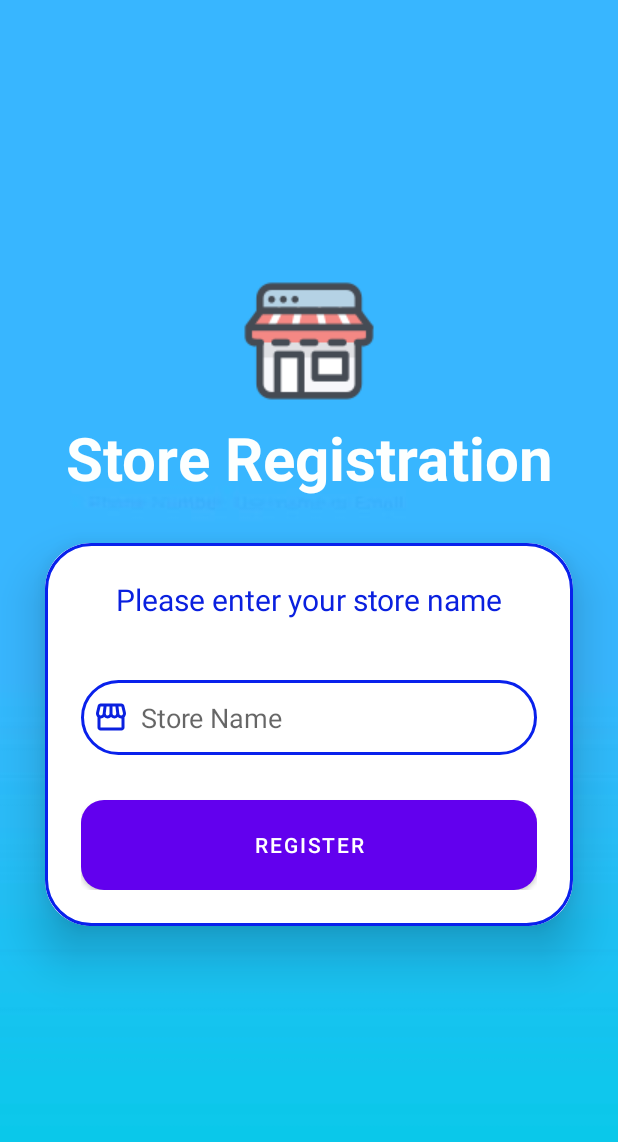
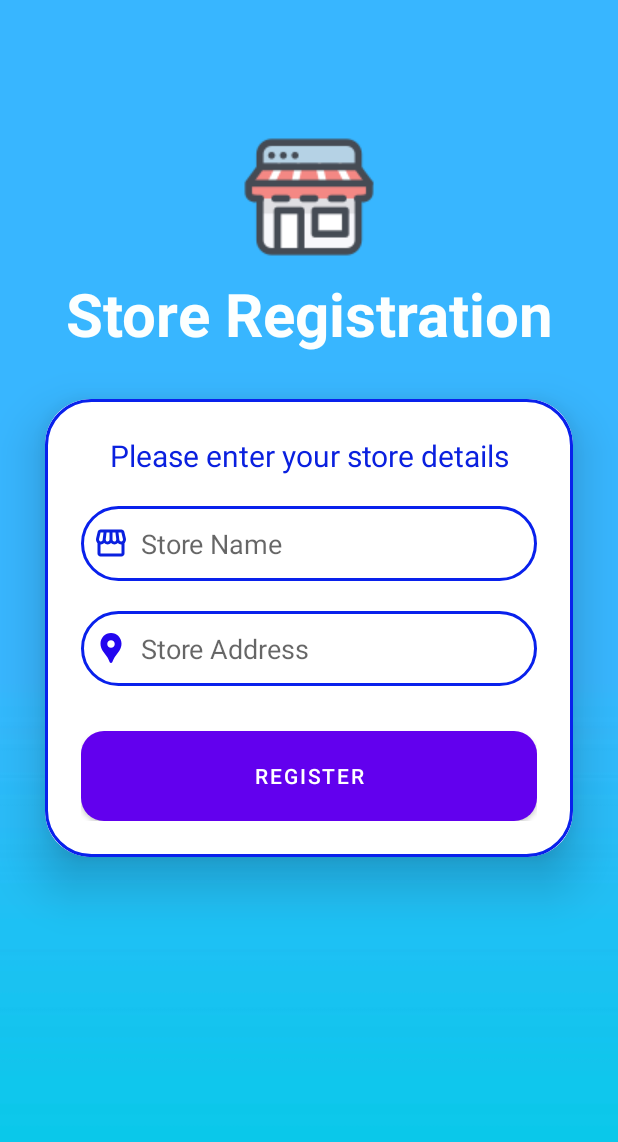
Before and after one commit to Fr4nzy/SariStorePOS, an Android app: the StoreRegistrationPage screen opened directly, with no data from a screen before it, on a phone screen of 412 x 824 dp. Shown: the top 1142 px of the screen. Run offline under Robolectric (Android 15) with nearby library versions, the phone set to English and light mode, and no system bars; our stand-ins replace Firebase (no records; nobody signed in at launch, a user with empty details on screens opened directly); Roboto replaces fonts that are not available here.

Commit message:
[SSP-1][UI] Store Finder Page Revisions

```diff
--- /dev/null
+++ b/app/src/main/res/drawable/baseline_location_pin_24.xml
@@ -0,0 +1,5 @@
+<vector android:height="24dp" android:tint="#2306EF"
+    android:viewportHeight="24" android:viewportWidth="24"
+    android:width="24dp" xmlns:android="http://schemas.android.com/apk/res/android">
+    <path android:fillColor="@android:color/white" android:pathData="M12,2L12,2C8.13,2 5,5.13 5,9c0,1.74 0.5,3.37 1.41,4.84c0.95,1.54 2.2,2.86 3.16,4.4c0.47,0.75 0.81,1.45 1.17,2.26C11,21.05 11.21,22 12,22h0c0.79,0 1,-0.95 1.25,-1.5c0.37,-0.81 0.7,-1.51 1.17,-2.26c0.96,-1.53 2.21,-2.85 3.16,-4.4C18.5,12.37 19,10.74 19,9C19,5.13 15.87,2 12,2zM12,11.75c-1.38,0 -2.5,-1.12 -2.5,-2.5s1.12,-2.5 2.5,-2.5s2.5,1.12 2.5,2.5S13.38,11.75 12,11.75z"/>
+</vector>
--- a/app/src/main/res/layout/store_registration_page.xml
+++ b/app/src/main/res/layout/store_registration_page.xml
@@ -6,7 +6,7 @@
     android:layout_width="match_parent"
     android:layout_height="match_parent"
     android:orientation="vertical"
-    android:gravity="center"
+    android:paddingTop="80dp"
     android:background="@drawable/loginbg"
     tools:context="com.projectfkklp.saristorepos.activities.user_login.UserLoginPage">
 
@@ -55,7 +55,7 @@
             <TextView
                 android:layout_width="match_parent"
                 android:layout_height="wrap_content"
-                android:text="Please enter your store name"
+                android:text="Please enter your store details"
                 android:textAlignment="center"
                 android:textColor="#0A20DF"
                 android:textSize="20sp"
@@ -64,12 +64,25 @@
             <EditText
                 android:layout_width="match_parent"
                 android:layout_height="50dp"
-                android:id="@+id/store_name"
+                android:id="@+id/store_registration_name"
                 android:background="@drawable/lavender_border"
-                android:layout_marginTop="40dp"
+                android:layout_marginTop="20dp"
                 android:padding="8dp"
                 android:hint="Store Name"
                 android:drawableLeft="@drawable/store"
+                android:drawablePadding="8dp"
+                android:textColor="@color/gray"
+                android:inputType="textPersonName"/>
+
+            <EditText
+                android:layout_width="match_parent"
+                android:layout_height="50dp"
+                android:id="@+id/store_registration_address"
+                android:background="@drawable/lavender_border"
+                android:layout_marginTop="20dp"
+                android:padding="8dp"
+                android:hint="Store Address"
+                android:drawableLeft="@drawable/baseline_location_pin_24"
                 android:drawablePadding="8dp"
                 android:textColor="@color/gray"
                 android:inputType="textPersonName"/>
--- a/build.gradle.kts
+++ b/build.gradle.kts
@@ -11,6 +11,6 @@ buildscript {
 }
 // Top-level build file where you can add configuration options common to all sub-projects/modules.
 plugins {
-    id("com.android.application") version "8.1.4" apply false
+    id("com.android.application") version "8.2.0" apply false
     id("com.google.gms.google-services") version "4.4.0" apply false
 }
```
